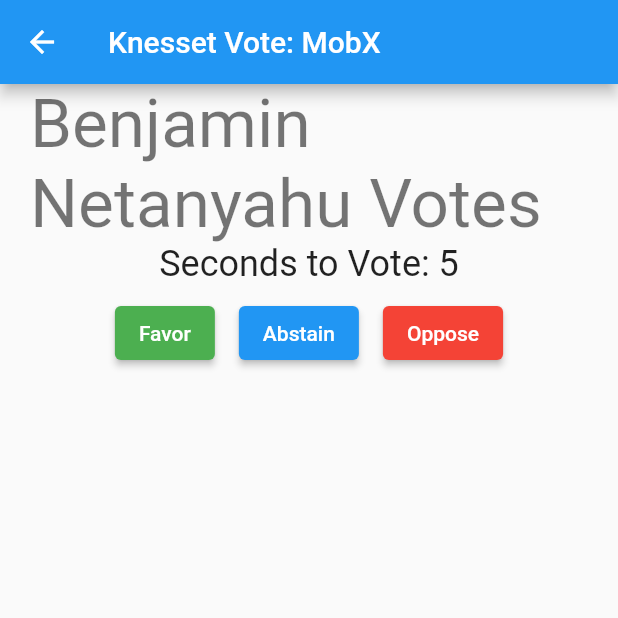
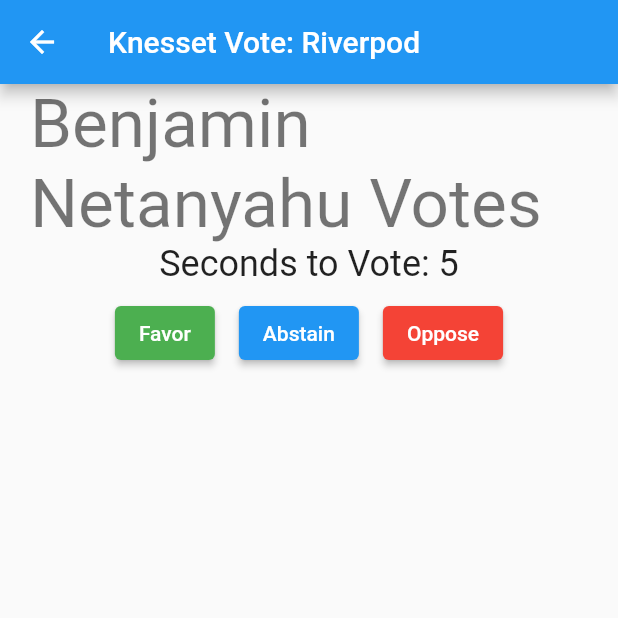
Before and after one commit to arielbh/flutter_state_session, a Flutter app: the screen it shows after launch, after a tap on "Benjamin Netanyahu", on a phone screen of 412 x 824 dp, the top half of it. Run offline on Flutter 3.47's test engine with Material 2 defaults, Android fonts, the phone set to English and light mode, and no system bars; our stand-ins replace flutter_riverpod, riverpod.

Commit message:
Step7: Riverpod

```diff
--- a/lib/app_bar.dart
+++ b/lib/app_bar.dart
@@ -1,7 +1,7 @@
 import 'package:flutter/material.dart';
 import 'package:flutter/widgets.dart';
 
-const appTitle = "Knesset Vote: MobX";
+const appTitle = "Knesset Vote: Riverpod";
 
 class MyAppBar extends StatelessWidget implements PreferredSizeWidget {
   const MyAppBar({Key? key}) : super(key: key);
--- a/lib/main.dart
+++ b/lib/main.dart
@@ -1,16 +1,12 @@
 import 'package:flutter/material.dart';
-import 'package:flutter_mobx/flutter_mobx.dart';
+import 'package:flutter_riverpod/flutter_riverpod.dart';
 import 'package:knesset_app/app_bar.dart';
-import 'package:knesset_app/stores/members_store.dart';
-import 'package:knesset_app/stores/vote_store.dart';
+import 'package:knesset_app/providers/providers.dart';
 import 'package:knesset_app/views/mk_list_widget.dart';
 import 'package:knesset_app/views/vote_totals_widget.dart';
 
-final membersStore = MembersStore();
-final voteStore = VoteStore();
-
 void main() {
-  runApp(MyApp());
+  runApp(ProviderScope(child: MyApp()));
 }
 
 class MyApp extends StatelessWidget {
@@ -21,32 +17,29 @@
       theme: ThemeData(
         primarySwatch: Colors.blue,
       ),
-      home: MyHomePage(),
+      home: Scaffold(appBar: MyAppBar(), body: MyHomePage()),
     );
   }
 }
 
-class MyHomePage extends StatelessWidget {
+class MyHomePage extends ConsumerWidget {
   MyHomePage({Key? key}) : super(key: key);
 
-  @override
-  Widget build(BuildContext context) {
-    membersStore.load();
-    return Observer(
-      builder: (_) => Scaffold(
-          appBar: MyAppBar(),
-          body: membersStore.members.isEmpty
-              ? Center(child: CircularProgressIndicator())
-              : Column(
+  Widget build(BuildContext context, ScopedReader watch) {
+    final members = watch(membersProvider);
+    return members.when(
+      data: (data) => Column(
         children: [
           VoteTotalsWidget(),
           Expanded(
             child: MkListWidget(
-                        members: membersStore.members,
+              members: data.toList(),
             ),
           ),
         ],
-                )),
+      ),
+      loading: () => Center(child: CircularProgressIndicator()),
+      error: (error, stack) => Text("Try again later."),
     );
   }
 }
--- a/lib/models/vote.dart
+++ b/lib/models/vote.dart
@@ -1,20 +1,14 @@
 import 'package:flutter/material.dart';
 import 'package:knesset_app/models/mk.dart';
-import 'package:mobx/mobx.dart';
-part 'vote.g.dart';
 
 enum VoteOptions { favor, oppose, abstain }
 
+class Vote {
+  final Map<KnessetMember, VoteOptions> votes;
 
-class Vote = VoteBase with _$Vote;
+  Vote(this.votes);
 
-abstract class VoteBase with Store {
-  @observable
-  ObservableMap<KnessetMember, VoteOptions> votes = ObservableMap();
-
-  void addVote(KnessetMember member, VoteOptions vote) {
-    votes[member] = vote;
-  }
+  void addVote(KnessetMember member, VoteOptions vote) => votes[member] = vote;
 }
 
 extension VoteOptionsString on VoteOptions {
--- /dev/null
+++ b/lib/providers/providers.dart
@@ -0,0 +1,19 @@
+import 'package:knesset_app/models/mk.dart';
+import 'package:knesset_app/models/vote.dart';
+import 'package:knesset_app/services/mk_data_service.dart';
+import 'package:riverpod/riverpod.dart';
+
+final membersProvider = FutureProvider((ref) async => await MkDataService().getMembers());
+
+final voteProvider = StateNotifierProvider<VoteProvider, Vote>((ref) {
+  return VoteProvider();
+});
+
+class VoteProvider extends StateNotifier<Vote> {
+  VoteProvider() : super(Vote({}));
+
+  void addVote(KnessetMember member, VoteOptions voteOption) {
+    state.addVote(member, voteOption);
+    state = Vote(state.votes);
+  }
+}
--- a/lib/stores/members_store.dart
+++ /dev/null
@@ -1,20 +0,0 @@
-import 'package:knesset_app/models/mk.dart';
-import 'package:knesset_app/services/mk_data_service.dart';
-import 'package:mobx/mobx.dart';
-
-// Include generated file
-part 'members_store.g.dart';
-
-// This is the class used by rest of your codebase
-class MembersStore = _MembersStore with _$MembersStore;
-
-// The store-class
-abstract class _MembersStore with Store {
-  @observable
-  List<KnessetMember> members = [];
-
-  @action
-  Future<void> load() async {
-    members = (await MkDataService().getMembers()).toList();
-  }
-}
--- a/lib/stores/voting_store.dart
+++ /dev/null
@@ -1,27 +0,0 @@
-import 'dart:async';
-
-import 'package:knesset_app/models/mk.dart';
-import 'package:mobx/mobx.dart';
-
-part 'voting_store.g.dart';
-
-class VotingStore = _VotingStore with _$VotingStore;
-
-abstract class _VotingStore with Store {
-  final KnessetMember member;
-  late Timer _timer;
-  _VotingStore(this.member);
-
-  @observable
-  int secondsToVote = 6;
-
-  @action
-  void startTimer() {
-    _timer = Timer.periodic(Duration(seconds: 1), (timer) {
-      secondsToVote--;
-      if (secondsToVote == 0) {
-        _timer.cancel();
-      }
-    });
-  }
-}
--- a/lib/views/mk_list_widget.dart
+++ b/lib/views/mk_list_widget.dart
@@ -1,35 +1,33 @@
 import 'package:flutter/material.dart';
 import 'package:flutter/widgets.dart';
-import 'package:flutter_mobx/flutter_mobx.dart';
-import 'package:knesset_app/main.dart';
+import 'package:flutter_riverpod/flutter_riverpod.dart';
 import 'package:knesset_app/models/mk.dart';
 import 'package:knesset_app/models/vote.dart';
-import 'package:knesset_app/stores/voting_store.dart';
+import 'package:knesset_app/providers/providers.dart';
 import 'package:knesset_app/views/mk_vote_widget.dart';
 
-class MkListWidget extends StatelessWidget {
+class MkListWidget extends ConsumerWidget {
   final List<KnessetMember> members;
 
   const MkListWidget({Key? key, required this.members}) : super(key: key);
 
   @override
-  Widget build(BuildContext context) {
+  Widget build(BuildContext context, ScopedReader watch) {
     final theme = Theme.of(context);
+    final vote = watch(voteProvider);
 
     return ListView.builder(
         itemCount: members.length,
         itemBuilder: (BuildContext context, int index) {
-          return Observer(builder: (_) {
           final member = members[index];
           final name = member.name;
-            final voteOption = voteStore.vote.votes[member];
-            final votingStore = VotingStore(member);
+          final voteOption = vote.votes[member];
 
           return Column(
             children: [
               ListTile(
-                  onTap: () => Navigator.push(
-                      context, MaterialPageRoute(builder: (context) => MkVoteWidget(votingStore: votingStore))),
+                onTap: () =>
+                    Navigator.push(context, MaterialPageRoute(builder: (context) => MkVoteWidget(member: member))),
                 leading: CircleAvatar(
                   child: new Icon(Icons.account_box),
                 ),
@@ -49,6 +47,5 @@
             ],
           );
         });
-        });
   }
 }
--- a/lib/views/mk_vote_widget.dart
+++ b/lib/views/mk_vote_widget.dart
@@ -2,16 +2,35 @@
 
 import 'package:flutter/material.dart';
 import 'package:flutter/widgets.dart';
-import 'package:flutter_mobx/flutter_mobx.dart';
+import 'package:flutter_riverpod/flutter_riverpod.dart';
 import 'package:knesset_app/app_bar.dart';
-import 'package:knesset_app/main.dart';
+import 'package:knesset_app/models/mk.dart';
 import 'package:knesset_app/models/vote.dart';
-import 'package:knesset_app/stores/voting_store.dart';
+import 'package:knesset_app/providers/providers.dart';
 
-class MkVoteWidget extends StatelessWidget {
-  final VotingStore votingStore;
-  MkVoteWidget({Key? key, required this.votingStore}) : super(key: key) {
-    votingStore.startTimer();
+class MkVoteWidget extends StatefulWidget {
+  final KnessetMember member;
+  MkVoteWidget({Key? key, required this.member}) : super(key: key);
+
+  @override
+  _MkVoteWidgetState createState() => _MkVoteWidgetState();
+}
+
+class _MkVoteWidgetState extends State<MkVoteWidget> {
+  var _secondsToVote = 6;
+  late Timer _timer;
+  @override
+  void initState() {
+    super.initState();
+    _timer = Timer.periodic(Duration(seconds: 1), (timer) {
+      if (_secondsToVote == 0) {
+        _onVote(context, VoteOptions.abstain);
+        return;
+      }
+      setState(() {
+        _secondsToVote--;
+      });
+    });
   }
 
   Widget _createVoteButton(BuildContext context, VoteOptions vote) => Padding(
@@ -24,7 +43,6 @@
   @override
   Widget build(BuildContext context) {
     final theme = Theme.of(context);
-
     return WillPopScope(
       onWillPop: () async {
         _onVote(context, VoteOptions.abstain);
@@ -38,21 +56,14 @@
             Padding(
               padding: const EdgeInsets.symmetric(horizontal: 20.0),
               child: Text(
-                "${votingStore.member.name} Votes",
+                "${widget.member.name} Votes",
                 style: theme.textTheme.headline3,
               ),
             ),
-            Observer(builder: (_) {
-              if (votingStore.secondsToVote == 0) {
-                WidgetsBinding.instance!.addPostFrameCallback((_) {
-                  _onVote(context, VoteOptions.abstain);
-                });
-              }
-              return Text(
-                "Seconds to Vote: ${votingStore.secondsToVote}",
-                style: theme.textTheme.headline5,
-              );
-            }),
+            Text(
+              "Seconds to Vote: $_secondsToVote",
+              style: theme.textTheme.headline5,
+            ),
             Row(mainAxisAlignment: MainAxisAlignment.center, children: [
               _createVoteButton(context, VoteOptions.favor),
               _createVoteButton(context, VoteOptions.abstain),
@@ -65,7 +76,9 @@
   }
 
   void _onVote(BuildContext context, VoteOptions vote) {
-    voteStore.addVote(votingStore.member, vote);
+    _timer.cancel();
+    final voting = context.read(voteProvider.notifier);
+    voting.addVote(widget.member, vote);
     Navigator.pop(context);
   }
 }
--- a/lib/views/vote_totals_widget.dart
+++ b/lib/views/vote_totals_widget.dart
@@ -1,10 +1,10 @@
 import 'package:flutter/material.dart';
 import 'package:flutter/widgets.dart';
-import 'package:flutter_mobx/flutter_mobx.dart';
-import 'package:knesset_app/main.dart';
+import 'package:flutter_riverpod/flutter_riverpod.dart';
 import 'package:knesset_app/models/vote.dart';
+import 'package:knesset_app/providers/providers.dart';
 
-class VoteTotalsWidget extends StatelessWidget {
+class VoteTotalsWidget extends ConsumerWidget {
   VoteTotalsWidget({Key? key}) : super(key: key);
 
   Widget _totalCounter(Vote vote, VoteOptions voteOption, ThemeData theme) => Container(
@@ -17,10 +17,11 @@
       );
 
   @override
-  Widget build(BuildContext context) {
+  Widget build(BuildContext context, ScopedReader watch) {
     final theme = Theme.of(context);
-    return Observer(
-        builder: (_) => Column(
+    final vote = watch(voteProvider);
+
+    return Column(
       children: [
         Padding(
           padding: const EdgeInsets.all(8.0),
@@ -31,16 +32,16 @@
                 style: theme.textTheme.headline5,
               ),
               SizedBox(width: 8.0),
-                      _totalCounter(voteStore.vote, VoteOptions.favor, theme),
+              _totalCounter(vote, VoteOptions.favor, theme),
               SizedBox(width: 8.0),
-                      _totalCounter(voteStore.vote, VoteOptions.abstain, theme),
+              _totalCounter(vote, VoteOptions.abstain, theme),
               SizedBox(width: 8.0),
-                      _totalCounter(voteStore.vote, VoteOptions.oppose, theme),
+              _totalCounter(vote, VoteOptions.oppose, theme),
             ],
           ),
         ),
         Divider()
       ],
-            ));
+    );
   }
 }
--- a/pubspec.yaml
+++ b/pubspec.yaml
@@ -24,8 +24,7 @@
   flutter:
     sdk: flutter
 
-  mobx: ^2.0.1
-  flutter_mobx: ^2.0.0
+  flutter_riverpod: ^0.14.0+3
 
   # The following adds the Cupertino Icons font to your application.
   # Use with the CupertinoIcons class for iOS style icons.
```
Also changed, not shown: lib/stores/vote_store.dart (deleted, +0 -20 lines), lib/models/vote.g.dart (deleted), lib/stores/members_store.g.dart (deleted), lib/stores/vote_store.g.dart (deleted), lib/stores/voting_store.g.dart (deleted), pubspec.lock. Lines whose indentation alone changed are shown as unchanged.
